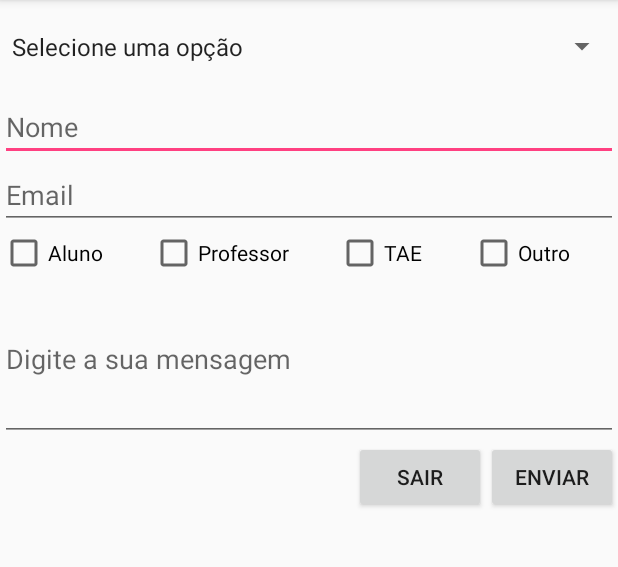
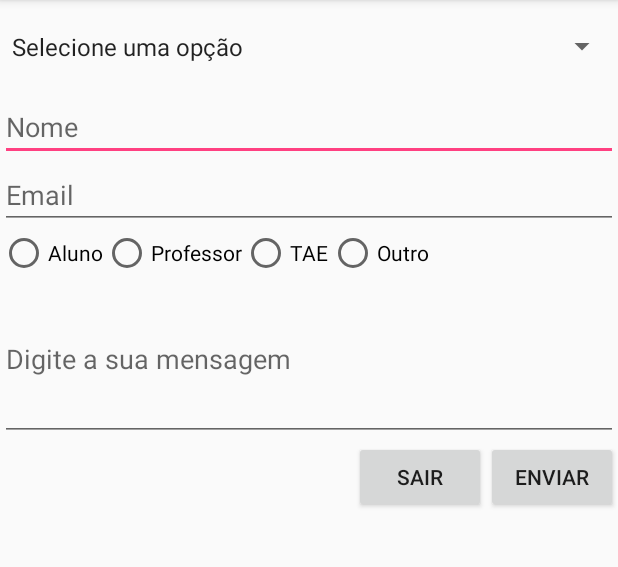
Before and after one commit to pgrippa/ComuniQC, an Android app: the screen it shows after launch (MainActivity), on a phone screen of 412 x 824 dp, the part 84-651 px from its top. Run offline under Robolectric (Android 15) with nearby library versions, the phone set to English and light mode, and no system bars; 2 statements that could not run were skipped.

Commit message:
Implentação de envio de email através do WebService

```diff
--- a/app/src/main/java/cefd/ufes/br/comuniqc/MainActivity.java
+++ b/app/src/main/java/cefd/ufes/br/comuniqc/MainActivity.java
@@ -3,6 +3,7 @@ package cefd.ufes.br.comuniqc;
 import android.app.AlertDialog;
 import android.content.Context;
 import android.content.DialogInterface;
+import android.content.SharedPreferences;
 import android.net.ConnectivityManager;
 import android.net.NetworkInfo;
 import android.support.v7.app.AppCompatActivity;
@@ -12,6 +13,8 @@ import android.util.Patterns;
 import android.view.View;
 import android.widget.EditText;
 import android.widget.LinearLayout;
+import android.widget.RadioButton;
+import android.widget.RadioGroup;
 import android.widget.Spinner;
 import android.widget.TextView;
 
@@ -20,26 +23,54 @@ import java.util.Arrays;
 import util.SpinnerItemAdapter;
 
 public class MainActivity extends AppCompatActivity {
+    SharedPreferences prefs;
+
     private Spinner spinner;
     private EditText t_name;
     private EditText t_email;
     private EditText t_msg;
+    private RadioButton student;
+    private RadioButton professor;
+    private RadioButton tae;
+    private RadioButton other;
+
+    RadioGroup category;
 
     @Override
     protected void onCreate(Bundle savedInstanceState) {
         super.onCreate(savedInstanceState);
         setContentView(R.layout.activity_main);
 
+        prefs = getSharedPreferences("user", Context.MODE_PRIVATE);
+
         t_name = findViewById(R.id.t_name);
         t_email = findViewById(R.id.t_email);
         t_msg = findViewById(R.id.t_msg);
+
+        student = findViewById(R.id.cb_student);
+        professor = findViewById(R.id.cb_professor);
+        tae = findViewById(R.id.cb_tae);
+        other = findViewById(R.id.cb_other);
+
+        category = findViewById(R.id.rg_category);
 
         spinner = findViewById(R.id.spinner1);
         String[] items = (String[]) Arrays.asList(getResources().getStringArray(R.array.options_array)).toArray();
 
         spinner.setAdapter(new SpinnerItemAdapter(this, items));
         checkConnection();
+    }
 
+    @Override
+    protected  void onResume(){
+        super.onResume();
+
+        String name = prefs.getString("name","");
+        String email = prefs.getString("email","");
+        int cat = prefs.getInt("category",-1);
+
+        t_name.setText(name);
+        t_email.setText(email);
     }
 
     private void checkConnection() {
@@ -48,7 +79,7 @@ public class MainActivity extends AppCompatActivity {
 
             builder.setMessage(R.string.t_connerror_msg)
                     .setTitle(R.string.t_connerror)
-                    .setNeutralButton("OK", new DialogInterface.OnClickListener() {
+                    .setNeutralButton(getString(R.string.ok), new DialogInterface.OnClickListener() {
                         public void onClick(DialogInterface dialog, int id) {
                             finish();
                         }
@@ -77,7 +108,6 @@ public class MainActivity extends AppCompatActivity {
         }
 
         if (!isValid(name)) {
-            System.out.println(t_name.getText().toString());
             t_name.setError(getString(R.string.t_required));
             t_name.requestFocus();
             return;
@@ -86,6 +116,12 @@ public class MainActivity extends AppCompatActivity {
         if (!isValidEmail(email)) {
             t_email.setError(getString(R.string.t_invalid_email));
             t_email.requestFocus();
+            return;
+        }
+
+        if(!isValidCategory()){
+            student.setError(getString(R.string.t_select_cat));
+            category.requestFocus();
             return;
         }
 
@@ -101,8 +137,8 @@ public class MainActivity extends AppCompatActivity {
 
             builder.setMessage(R.string.t_connerror_msg)
                     .setTitle(R.string.t_connerror)
-                    .setPositiveButton("Aguardar Conexão", null)
-                    .setNegativeButton("Sair", new DialogInterface.OnClickListener() {
+                    .setPositiveButton(getString(R.string.waitconn), null)
+                    .setNegativeButton(getString(R.string.exit), new DialogInterface.OnClickListener() {
                         public void onClick(DialogInterface dialog, int id) {
                             finish();
                         }
@@ -112,21 +148,26 @@ public class MainActivity extends AppCompatActivity {
             dialog.show();
         } else {
 
-            // MANDAR EMAIL
-
-            new SendMailTask(MainActivity.this).execute(opt, name, email, msg);
+            saveInfo();
 
             spinner.setSelection(0);
-            t_name.getText().clear();
-            t_email.getText().clear();
             t_msg.getText().clear();
+
+            int catId = category.getCheckedRadioButtonId();
+            RadioButton btn = findViewById(catId);
+
+            String cat = btn.getText().toString();
+
+            Tasks  task = new Tasks();
+
+            task.execNewFeedback(opt, name, email,cat, msg);
 
             AlertDialog.Builder builder = new AlertDialog.Builder(this);
 
             builder.setMessage(R.string.t_successmsg)
                     .setTitle(R.string.t_sentmsg)
-                    .setPositiveButton("Nova Mensagem", null)
-                    .setNegativeButton("Sair", new DialogInterface.OnClickListener() {
+                    .setPositiveButton(getString(R.string.newmessage), null)
+                    .setNegativeButton(getString(R.string.exit), new DialogInterface.OnClickListener() {
                         public void onClick(DialogInterface dialog, int id) {
                             finish();
                         }
@@ -146,6 +187,9 @@ public class MainActivity extends AppCompatActivity {
         return (isValid(email) && Patterns.EMAIL_ADDRESS.matcher(email).matches());
     }
 
+    private boolean isValidCategory(){
+        return (student.isChecked() || professor.isChecked() || tae.isChecked() || other.isChecked());
+    }
 
     public void exit(View v) {
         finish();
@@ -157,4 +201,12 @@ public class MainActivity extends AppCompatActivity {
         NetworkInfo netInfo = cm.getActiveNetworkInfo();
         return netInfo != null && netInfo.isConnectedOrConnecting();
     }
+
+    private void saveInfo(){
+        SharedPreferences.Editor ed = prefs.edit();
+        ed.putString("name",t_name.getText().toString());
+        ed.putString("email",t_email.getText().toString());
+        ed.putInt("category",category.getCheckedRadioButtonId());
+        ed.commit();
+    }
 }
--- a/app/src/main/res/layout/activity_main.xml
+++ b/app/src/main/res/layout/activity_main.xml
@@ -53,33 +53,40 @@
         android:layout_height="wrap_content">
 
 
-        <CheckBox
-            android:id="@+id/cb_aluno"
+        <RadioGroup
+            android:id="@+id/rg_category"
+            android:layout_width="wrap_content"
+            android:layout_height="wrap_content"
+            android:layout_gravity="center_horizontal"
+            android:orientation="horizontal">
+            <RadioButton
+                android:id="@+id/cb_student"
                 android:layout_width="wrap_content"
                 android:layout_height="wrap_content"
                 android:layout_weight="1"
                 android:text="Aluno" />
 
-        <CheckBox
+            <RadioButton
                 android:id="@+id/cb_professor"
                 android:layout_width="wrap_content"
                 android:layout_height="wrap_content"
                 android:layout_weight="1"
                 android:text="Professor" />
 
-        <CheckBox
+            <RadioButton
                 android:id="@+id/cb_tae"
                 android:layout_width="wrap_content"
                 android:layout_height="wrap_content"
                 android:layout_weight="1"
                 android:text="TAE" />
 
-        <CheckBox
-            android:id="@+id/cb_outro"
+            <RadioButton
+                android:id="@+id/cb_other"
                 android:layout_width="wrap_content"
                 android:layout_height="wrap_content"
                 android:layout_weight="1"
                 android:text="Outro" />
+        </RadioGroup>
     </LinearLayout>
 
 
@@ -92,9 +99,9 @@
             android:layout_width="match_parent"
             android:layout_height="wrap_content"
             android:ems="10"
-            android:lines="4"
             android:hint="@string/t_typemsg"
-            android:inputType="textMultiLine"/>
+            android:inputType="textCapSentences|textMultiLine"
+            android:lines="4" />
 
     </LinearLayout>
 
--- a/app/src/main/res/values/strings.xml
+++ b/app/src/main/res/values/strings.xml
@@ -1,19 +1,35 @@
 <resources>
     <string name="app_name">ComuniQC</string>
 
+    <!--Options -->
     <string name="select_option">Selecione uma opção</string>
     <string name="t_problems">Comunicação de problemas (Equipamentos e Instalações)</string>
     <string name="t_compliments">Elogios / Reclamações</string>
     <string name="t_acsug">Sugestões Acadêmicas</string>
     <string name="t_campsug">Sugestões para o Campus</string>
     <string name="t_others">Outros Assuntos</string>
-    <string name="b_send">Enviar</string>
-    <string name="b_exit">Sair</string>
+
+    <!--Categories -->
+    <string name="student">Aluno</string>
+    <string name="professor">Professor</string>
+    <string name="tae">TAE</string>
+    <string name="other">Outro</string>
+
+    <!--Texts -->
     <string name="t_typemsg">Digite a sua mensagem</string>
     <string name="t_sentmsg">Mensagem Enviada!</string>
     <string name="t_successmsg">Sua mensagem foi enviada. Em breve será respondida para o email informado.</string>
     <string name="t_required">O campo é obrigatório</string>
     <string name="t_invalid_email">Email inválido</string>
+    <string name="t_select_cat">Selecione uma categoria</string>
     <string name="t_connerror">Erro de Conexão</string>
     <string name="t_connerror_msg">Este aplicativo necessita de internet para funcionar. Por favor, verifique sua conexão.</string>
+
+    <!-- Buttons -->
+    <string name="b_send">Enviar</string>
+    <string name="b_exit">Sair</string>
+    <string name="exit">Sair</string>
+    <string name="newmessage">Nova Mensagem</string>
+    <string name="waitconn">Aguardar Conexão</string>
+    <string name="ok">OK</string>
 </resources>
--- a/build.gradle
+++ b/build.gradle
@@ -7,7 +7,7 @@ buildscript {
         jcenter()
     }
     dependencies {
-        classpath 'com.android.tools.build:gradle:3.0.1'
+        classpath 'com.android.tools.build:gradle:3.1.1'
 
 
         // NOTE: Do not place your application dependencies here; they belong
```
Also changed, not shown: app/src/main/java/cefd/ufes/br/comuniqc/AccessServiceAPI.java (added, +226 -0 lines), app/src/main/java/cefd/ufes/br/comuniqc/Tasks.java (added, +49 -0 lines), gradle/wrapper/gradle-wrapper.properties. Lines whose indentation alone changed are shown as unchanged.
